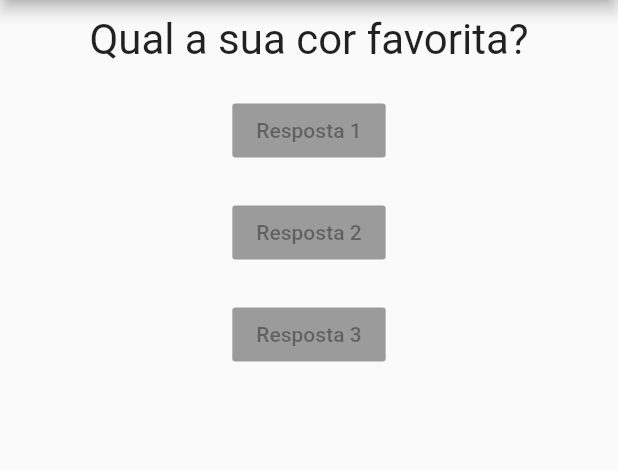
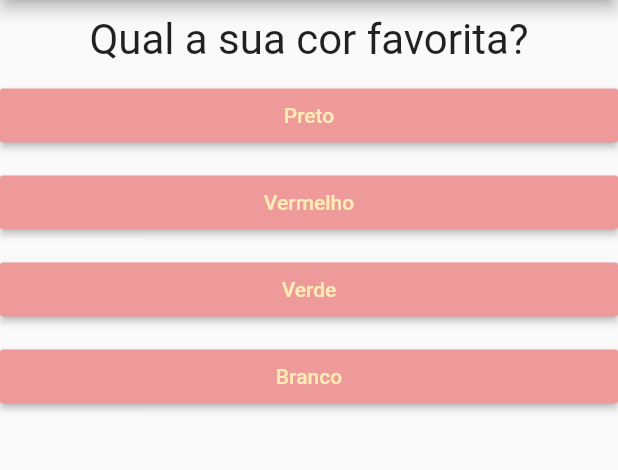
Before and after one commit to LucasWMedeiros/projeto_perguntas, a Flutter app: the screen it shows after launch, on a phone screen of 412 x 824 dp, the part 84-554 px from its top. Run offline on Flutter 3.47's test engine with Material 2 defaults, Android fonts, the phone set to English and light mode, and no system bars.

Commit message:
organizando respostas e perguntas em lista

```diff
--- a/projeto_perguntas/lib/main.dart
+++ b/projeto_perguntas/lib/main.dart
@@ -9,20 +9,38 @@ main() {
 
 class _perguntaAppState extends State<PerguntaApp> {
 
-    final List<String> _perguntas = [
-      'Qual a sua cor favorita?',
-      'Qual o seu animal favorito?'
-    ];
-    int perguntaselecionada = 0;
+  Widget build(BuildContext context) {
+
+    int _perguntaselecionada = 0;
 
     void _responder() {
       setState(() {
-      perguntaselecionada++;
+      _perguntaselecionada++;
       });
-      print('Pergunta Respondida');
     }
 
-  Widget build(BuildContext context) {
+    final _perguntas = [
+      {
+      'pergunta' : 'Qual a sua cor favorita?',
+      'respostas' : ['Preto', 'Vermelho', 'Verde', 'Branco']
+      },
+      {
+      'pergunta' : 'Qual o seu animal favorito?',
+      'respostas' : ['Coelho', 'Cachorro', 'Gato', 'Leão']
+      },
+      {
+        'pergunta' : 'Qual seu heroi favorito?',
+        'respostas' : ['Superman', 'Batman', 'Homem de Ferro', 'Homem Aranha']
+      }
+    ];
+
+    List<Widget> respostas = [];
+    for (String textoRespo in _perguntas[_perguntaselecionada].cast()['respostas']) {
+      respostas.add(Resposta(textoRespo, _responder));
+    }
+
+
+
 
     return MaterialApp(
       home: Scaffold(
@@ -31,10 +49,8 @@ class _perguntaAppState extends State<PerguntaApp> {
         ),
         body: Column(
           children: [
-            Questao(_perguntas[perguntaselecionada]),
-           Resposta('Resposta 1'),
-           Resposta('Resposta 2'),
-           Resposta('Resposta 3'),
+            Questao(_perguntas[_perguntaselecionada]['pergunta'].toString()),
+           ...respostas,
           ],
         ),
       ),
--- a/projeto_perguntas/lib/respostas.dart
+++ b/projeto_perguntas/lib/respostas.dart
@@ -1,21 +1,23 @@
 import 'package:flutter/material.dart';
 
 class Resposta extends StatelessWidget {
-    final String texto;
+    final String _texto;
+    final void Function() _quandoSelecionado;
 
-    Resposta(this.texto);
+    Resposta(this._texto, this._quandoSelecionado);
 
   @override
   Widget build(BuildContext context) {
 
     return Container(
-      margin: EdgeInsets.all(10),
+      width: double.infinity,
+      padding: EdgeInsets.only(bottom: 10),
       child: (
          RaisedButton(
-              child: Text(texto),
-              onPressed: null,
-            )
-      ),
-    );
+           textColor: Colors.amber[100],
+           color: Colors.red[200],
+              child: Text(_texto),
+              onPressed: _quandoSelecionado)),
+            );
   }
 }
```
